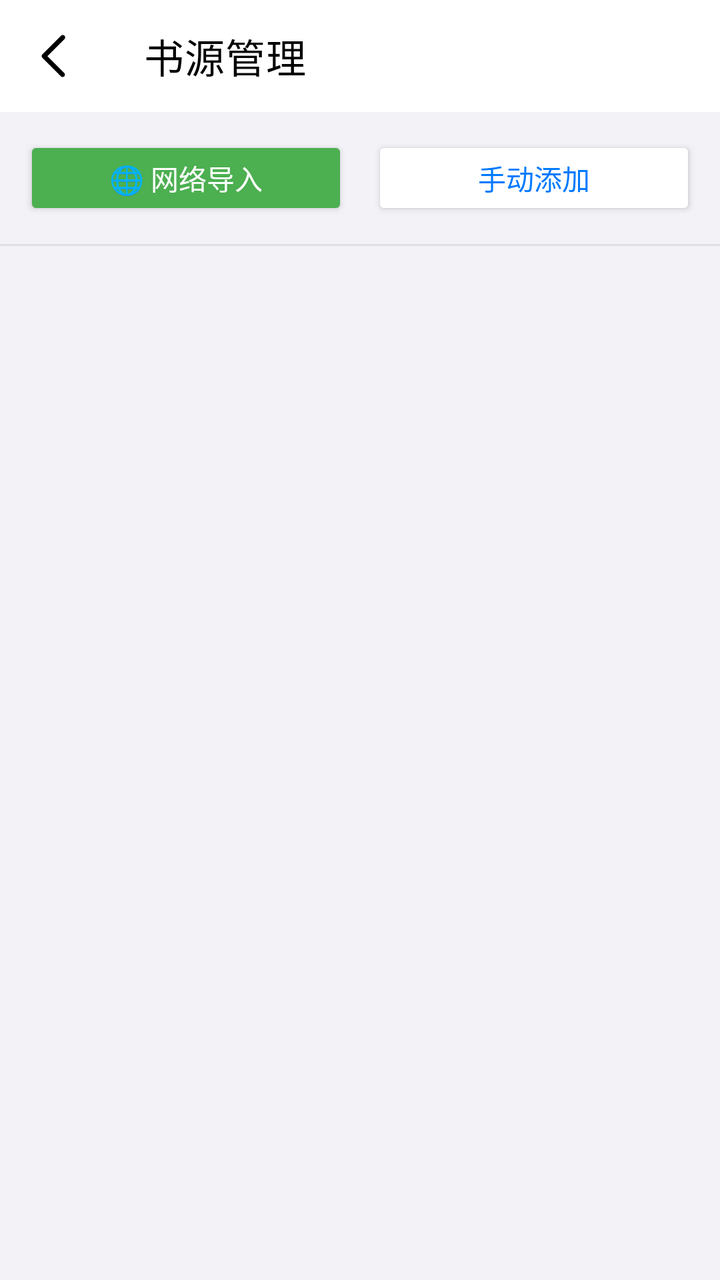
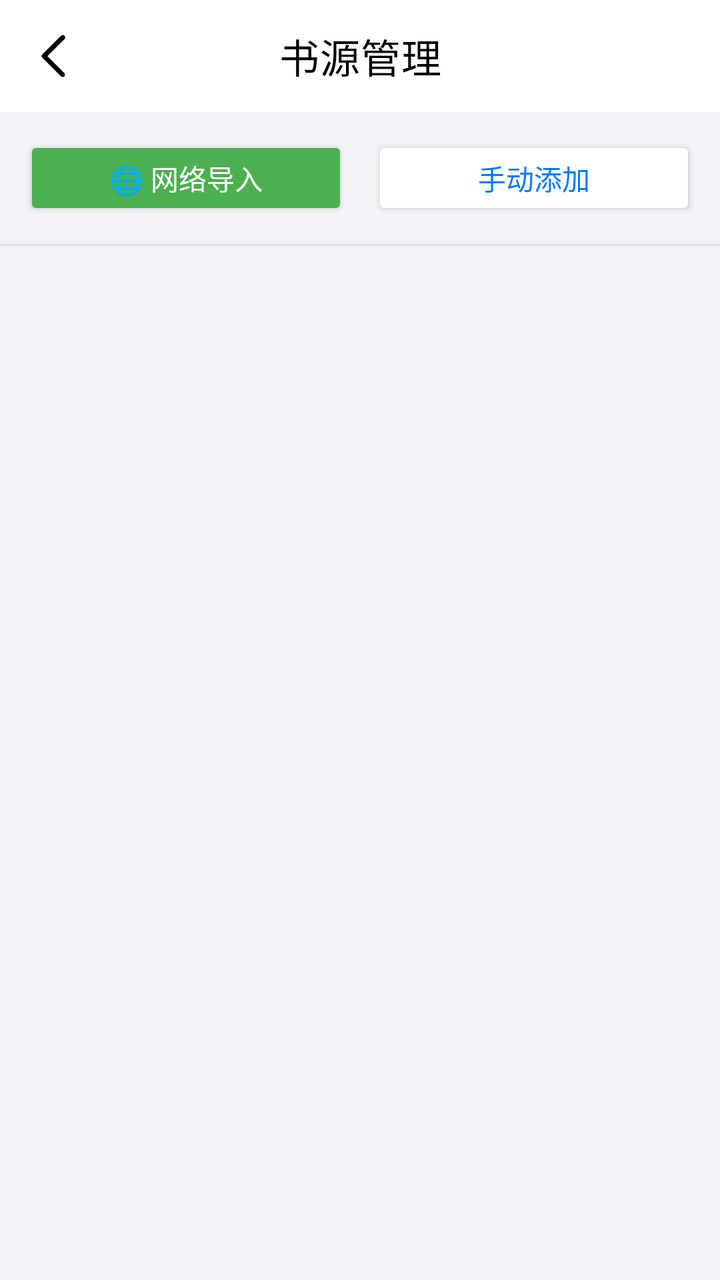

Before-and-after screenshots of an Android layout around one commit, followed by the original layout XML and the change that was made.
<!-- AndroidManifest.xml: application theme Theme.MyApp -->
<!-- res/layout/activity_book_source.xml -->
<?xml version="1.0" encoding="utf-8"?>
<LinearLayout xmlns:android="http://schemas.android.com/apk/res/android"
    xmlns:app="http://schemas.android.com/apk/res-auto"
    android:layout_width="match_parent"
    android:layout_height="match_parent"
    android:orientation="vertical"
    android:background="?attr/android:windowBackground">

    <androidx.appcompat.widget.Toolbar
        android:id="@+id/toolbar_back"
        android:layout_width="match_parent"
        android:layout_height="56dp"
        android:background="@color/ios_bg"
        app:navigationIcon="@drawable/ic_back_black"
        app:title="书源管理"
        app:titleTextColor="@color/black"/>

    <LinearLayout
        android:layout_width="match_parent"
        android:layout_height="wrap_content"
        android:orientation="horizontal"
        android:padding="12dp">

        <Button
            android:id="@+id/btnImportUrl"
            android:layout_width="0dp"
            android:layout_height="42dp"
            android:layout_weight="1"
            android:text="🌐 网络导入"
            android:textSize="14sp"
            android:backgroundTint="#4CAF50"
            android:textColor="@color/white"
            android:layout_marginEnd="6dp"/>

        <Button
            android:id="@+id/btnAdd"
            android:layout_width="0dp"
            android:layout_height="42dp"
            android:layout_weight="1"
            android:text="手动添加"
            android:textSize="14sp"
            android:backgroundTint="@color/ios_bg"
            android:textColor="@color/ios_blue"
            android:layout_marginStart="6dp"/>
    </LinearLayout>

    <View
        android:layout_width="match_parent"
        android:layout_height="1dp"
        android:background="#e0e0e0"/>

    <ScrollView
        android:layout_width="match_parent"
        android:layout_height="0dp"
        android:layout_weight="1">

        <LinearLayout
            android:id="@+id/sourceListLayout"
            android:layout_width="match_parent"
            android:layout_height="wrap_content"
            android:orientation="vertical"/>
    </ScrollView>
</LinearLayout>
<!-- resources referenced by this layout -->
<resources>
  <color name="black">#FF000000</color>
  <color name="ios_bg">#FFFFFFFF</color>
  <color name="ios_blue">#FF007AFF</color>
  <color name="white">#FFFFFFFF</color>
  <!-- drawable ic_back_black (drawable) -->
  <vector android:height="24dp" android:viewportHeight="1024"
      android:viewportWidth="1024" android:width="24dp" xmlns:android="http://schemas.android.com/apk/res/android">
      <path android:fillColor="#FF000000" android:pathData="M328.6,515.6l364.3,-364.3c20.1,-20 20.1,-52.6 0,-72.6 -20,-20 -52.5,-20 -72.6,0L221,478c-20,20 -20,52.5 0,72.6 1.6,1.6 3.4,2.8 5.1,4.2 0.3,0.3 0.5,0.7 0.8,1l389.9,389.9c19.6,19.6 51.3,19.6 70.9,0s19.6,-51.3 0,-70.9L328.6,515.6z"/>
  </vector>
  <style name="ThemeOverlay.MyApp.ActionBar.Light" parent="ThemeOverlay.AppCompat.ActionBar">
          <item name="android:windowBackground">@color/ios_bg</item>
          <item name="android:textColorPrimary">@color/ios_text_primary</item>
          <item name="android:textColorSecondary">@color/ios_text_secondary</item>
          <item name="actionBarWidgetTheme">@style/ThemeOverlay.MyApp.ActionBar.Widget</item>
      </style>
  <color name="ios_bg_grouped">#FFF2F2F7</color>
  <style name="ShapeAppearance.iOS.Small" parent="ShapeAppearance.MaterialComponents.SmallComponent">
          <item name="cornerFamily">rounded</item>
          <item name="cornerSize">10dp</item>
      </style>
  <style name="ShapeAppearance.iOS.Medium" parent="ShapeAppearance.MaterialComponents.MediumComponent">
          <item name="cornerFamily">rounded</item>
          <item name="cornerSize">12dp</item>
      </style>
  <style name="ShapeAppearance.iOS.Large" parent="ShapeAppearance.MaterialComponents.LargeComponent">
          <item name="cornerFamily">rounded</item>
          <item name="cornerSize">16dp</item>
      </style>
  <style name="Widget.MyApp.Button.iOS" parent="Widget.MaterialComponents.Button">
          <item name="cornerRadius">10dp</item>
          <item name="backgroundTint">@color/ios_blue</item>
          <item name="android:textColor">@color/white</item>
          <item name="elevation">0dp</item>
          <item name="android:textSize">17sp</item>
          <item name="android:textStyle">bold</item>
          <item name="android:letterSpacing">0.01</item>
      </style>
  <style name="Widget.MyApp.CardView.iOS" parent="Widget.MaterialComponents.CardView">
          <item name="cardBackgroundColor">@color/ios_card_bg</item>
          <item name="cardCornerRadius">12dp</item>
          <item name="cardElevation">1dp</item>
          <item name="strokeWidth">0dp</item>
      </style>
  <color name="ios_tab_bar">#F0F9F9F9</color>
  <color name="ios_text_tertiary">#FFC7C7CC</color>
  <color name="ios_separator">#FFE5E5EA</color>
  <color name="ios_text_primary">#FF1D1D1F</color>
  <color name="ios_text_secondary">#FF8E8E93</color>
  <style name="ThemeOverlay.MyApp.ActionBar.Widget" parent="ThemeOverlay.AppCompat.Light">
          <item name="colorControlNormal">@color/ios_text_primary</item>
      </style>
  <color name="ios_card_bg">#FFFFFFFF</color>
  <!-- unchanged entries left out for length: 1 -->
</resources>

<!-- the commit's change to res/layout/activity_book_source.xml (unified diff, before → after) -->
@@ -1,63 +1,79 @@
 <?xml version="1.0" encoding="utf-8"?>
-<LinearLayout xmlns:android="http://schemas.android.com/apk/res/android"
+<FrameLayout xmlns:android="http://schemas.android.com/apk/res/android"
     xmlns:app="http://schemas.android.com/apk/res-auto"
     android:layout_width="match_parent"
     android:layout_height="match_parent"
-    android:orientation="vertical"
     android:background="?attr/android:windowBackground">
 
-    <androidx.appcompat.widget.Toolbar
-        android:id="@+id/toolbar_back"
-        android:layout_width="match_parent"
-        android:layout_height="56dp"
-        android:background="@color/ios_bg"
-        app:navigationIcon="@drawable/ic_back_black"
-        app:title="书源管理"
-        app:titleTextColor="@color/black"/>
-
+    
     <LinearLayout
         android:layout_width="match_parent"
-        android:layout_height="wrap_content"
-        android:orientation="horizontal"
-        android:padding="12dp">
+        android:layout_height="match_parent"
+        android:orientation="vertical">
 
-        <Button
-            android:id="@+id/btnImportUrl"
-            android:layout_width="0dp"
-            android:layout_height="42dp"
-            android:layout_weight="1"
-            android:text="🌐 网络导入"
-            android:textSize="14sp"
-            android:backgroundTint="#4CAF50"
-            android:textColor="@color/white"
-            android:layout_marginEnd="6dp"/>
+        <com.google.android.material.appbar.MaterialToolbar
+            android:id="@+id/toolbar_back"
+            android:layout_width="match_parent"
+            android:layout_height="56dp"
+            android:background="@color/ios_bg"
+            app:navigationIcon="@drawable/ic_back_black"
+            app:title="书源管理"
+            app:titleCentered="true"
+            app:titleTextColor="@color/black" />
 
-        <Button
-            android:id="@+id/btnAdd"
-            android:layout_width="0dp"
-            android:layout_height="42dp"
-            android:layout_weight="1"
-            android:text="手动添加"
-            android:textSize="14sp"
-            android:backgroundTint="@color/ios_bg"
-            android:textColor="@color/ios_blue"
-            android:layout_marginStart="6dp"/>
+        <LinearLayout
+            android:layout_width="match_parent"
+            android:layout_height="wrap_content"
+            android:orientation="horizontal"
+            android:padding="12dp">
+
+            <Button
+                android:id="@+id/btnImportUrl"
+                android:layout_width="0dp"
+                android:layout_height="42dp"
+                android:layout_weight="1"
+                android:text="🌐 网络导入"
+                android:textSize="14sp"
+                android:backgroundTint="#4CAF50"
+                android:textColor="@color/white"
+                android:layout_marginEnd="6dp" />
+
+            <Button
+                android:id="@+id/btnAdd"
+                android:layout_width="0dp"
+                android:layout_height="42dp"
+                android:layout_weight="1"
+                android:text="手动添加"
+                android:textSize="14sp"
+                android:backgroundTint="@color/ios_bg"
+                android:textColor="@color/ios_blue"
+                android:layout_marginStart="6dp" />
+        </LinearLayout>
+
+        <View
+            android:layout_width="match_parent"
+            android:layout_height="1dp"
+            android:background="#e0e0e0" />
+
+        <ScrollView
+            android:layout_width="match_parent"
+            android:layout_height="0dp"
+            android:layout_weight="1">
+
+            <LinearLayout
+                android:id="@+id/sourceListLayout"
+                android:layout_width="match_parent"
+                android:layout_height="wrap_content"
+                android:orientation="vertical" />
+        </ScrollView>
     </LinearLayout>
 
-    <View
+    
+    <com.example.myapplication.widget.LoadingView
+        android:id="@+id/loading_view"
         android:layout_width="match_parent"
-        android:layout_height="1dp"
-        android:background="#e0e0e0"/>
+        android:layout_height="match_parent"
+        android:visibility="gone"
+        app:lvGifSize="140dp" />
 
-    <ScrollView
-        android:layout_width="match_parent"
-        android:layout_height="0dp"
-        android:layout_weight="1">
-
-        <LinearLayout
-            android:id="@+id/sourceListLayout"
-            android:layout_width="match_parent"
-            android:layout_height="wrap_content"
-            android:orientation="vertical"/>
-    </ScrollView>
-</LinearLayout>
+</FrameLayout>
